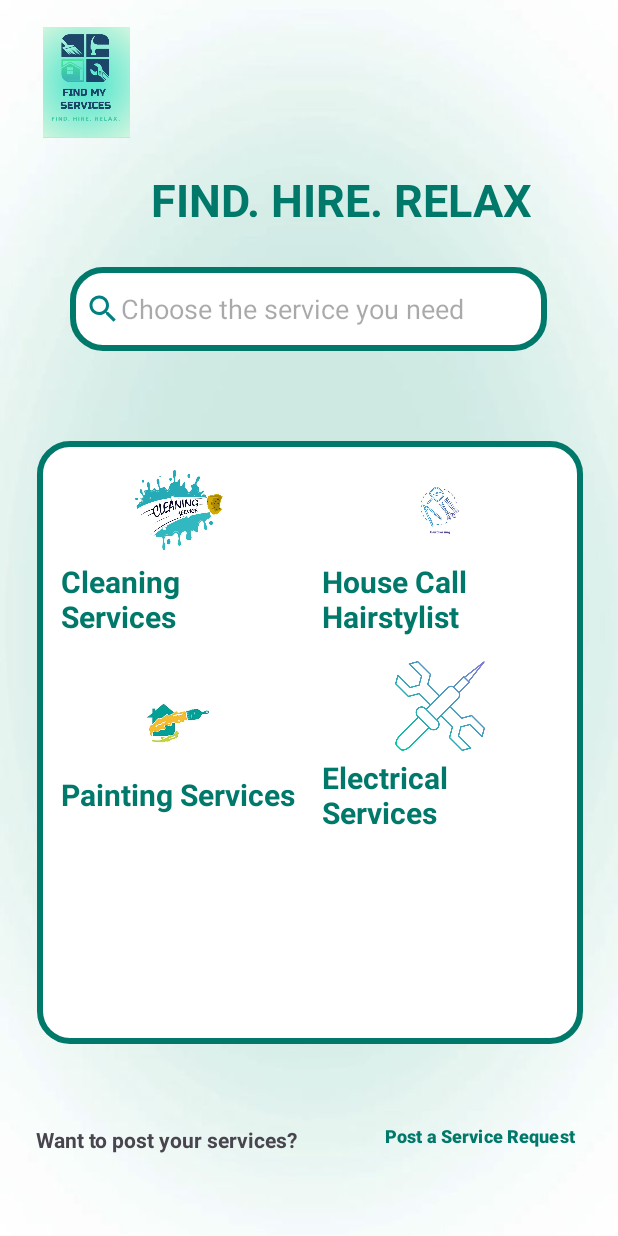
After one commit to JennJenn20/FindMyServicesApp, an Android app: the ServiceCatActivity screen opened directly, with no data from a screen before it, on a phone screen of 412 x 824 dp. The commit adds this screen. Run offline under Robolectric (Android 15) with nearby library versions, the phone set to English and light mode, and no system bars.

Commit message:
4th commit

```diff
--- a/app/build.gradle.kts
+++ b/app/build.gradle.kts
@@ -44,4 +44,5 @@ dependencies {
     testImplementation("junit:junit:4.13.2")
     androidTestImplementation("androidx.test.ext:junit:1.2.1")
     androidTestImplementation("androidx.test.espresso:espresso-core:3.6.1")
+
 }
--- a/app/src/main/AndroidManifest.xml
+++ b/app/src/main/AndroidManifest.xml
@@ -35,6 +35,9 @@
         <activity android:name="SignUpActivity"
             android:exported="true"/>
 
+        <activity android:name=".ServiceCatActivity"
+            android:exported="true"/>
+
 
     </application>
 
--- a/app/src/main/java/com/example/findmyservicep2/LoginActivity.kt
+++ b/app/src/main/java/com/example/findmyservicep2/LoginActivity.kt
@@ -20,5 +20,16 @@ class LoginActivity : AppCompatActivity() {
                 // Start the new activity
                 startActivity(intent)
             }
+
+            val buttonMoveToServiceCat: Button = findViewById(R.id.btnmovetoservicecat)
+
+// Set up an OnClickListener for the button
+//
+            buttonMoveToServiceCat.setOnClickListener {
+                // Create an Intent to start the new activity
+                val intent = Intent(this, ServiceCatActivity::class.java)
+                // Start the new activity
+                startActivity(intent)
+            }
         }
     }
--- /dev/null
+++ b/app/src/main/java/com/example/findmyservicep2/ServiceCatActivity.kt
@@ -0,0 +1,90 @@
+package com.example.findmyservicep2
+
+import android.os.Bundle
+import android.view.LayoutInflater
+import android.view.View
+import android.view.ViewGroup
+import android.widget.Button
+import android.widget.EditText
+import android.widget.ImageView
+import android.widget.TextView
+import androidx.appcompat.app.AppCompatActivity
+import androidx.recyclerview.widget.GridLayoutManager
+import androidx.recyclerview.widget.RecyclerView
+
+// Define ServiceCategory data class at the top of the file
+data class ServiceCategory(
+    val name: String,
+    val iconResId: Int
+)
+
+class ServiceCatActivity : AppCompatActivity() {
+
+    private lateinit var searchBar: EditText
+    private lateinit var categoryRecyclerView: RecyclerView
+    private lateinit var postRequestButton: Button
+
+    override fun onCreate(savedInstanceState: Bundle?) {
+        super.onCreate(savedInstanceState)
+        setContentView(R.layout.activity_servicecat)
+
+        // Initialize views
+        searchBar = findViewById(R.id.searchBar)
+        categoryRecyclerView = findViewById(R.id.categoryRecyclerView)
+        postRequestButton = findViewById(R.id.postRequestButton)
+
+        // Sample data for service categories
+        val categories = listOf(
+            ServiceCategory("Cleaning Services", R.drawable.cleaning_service_icon),
+            ServiceCategory("House Call Hairstylist", R.drawable.hair_service_icon),
+            ServiceCategory("Painting Services", R.drawable.painting_services),
+            ServiceCategory("Electrical Services", R.drawable.tools)
+            // Add more categories as needed
+        )
+
+        // Set up RecyclerView with a GridLayoutManager and the adapter
+        categoryRecyclerView.layoutManager = GridLayoutManager(this, 2) // Display 2 columns
+        categoryRecyclerView.adapter = ServiceCategoryAdapter(categories) { category ->
+            // Handle item click
+            // e.g., navigate to a detail screen or start a new activity with the selected category
+        }
+
+        // Set click listener for the Post Request button
+        postRequestButton.setOnClickListener {
+            // Logic to handle posting a service request
+        }
+    }
+}
+
+// Define ServiceCategoryAdapter class here
+class ServiceCategoryAdapter(
+    private val categories: List<ServiceCategory>,
+    private val onItemClick: (ServiceCategory) -> Unit
+) : RecyclerView.Adapter<ServiceCategoryAdapter.CategoryViewHolder>() {
+
+    // ViewHolder class to hold item views
+    inner class CategoryViewHolder(view: View) : RecyclerView.ViewHolder(view) {
+        private val icon: ImageView = view.findViewById(R.id.categoryIcon)
+        private val name: TextView = view.findViewById(R.id.categoryName)
+
+        fun bind(category: ServiceCategory) {
+            icon.setImageResource(category.iconResId) // Set icon image
+            name.text = category.name // Set category name
+            itemView.setOnClickListener { onItemClick(category) } // Handle item click
+        }
+    }
+
+    // Inflate the item layout and create the ViewHolder
+    override fun onCreateViewHolder(parent: ViewGroup, viewType: Int): CategoryViewHolder {
+        val view = LayoutInflater.from(parent.context).inflate(R.layout.item_service_category, parent, false)
+        return CategoryViewHolder(view)
+    }
+
+    // Bind data to the ViewHolder
+    override fun onBindViewHolder(holder: CategoryViewHolder, position: Int) {
+        holder.bind(categories[position]) // Bind the current category to the ViewHolder
+    }
+
+    // Return the total count of items
+    override fun getItemCount(): Int = categories.size
+}
--- a/app/src/main/java/com/example/findmyservicep2/SignUpActivity.kt
+++ b/app/src/main/java/com/example/findmyservicep2/SignUpActivity.kt
@@ -22,5 +22,17 @@ class SignUpActivity : AppCompatActivity() {
             // Start the new activity
             startActivity(intent)
         }
+
+        // Find the button by its ID
+        val buttonSignUpMoveToLogin: Button = findViewById(R.id.btnsignupmovetologin)
+
+// Set up an OnClickListener for the button
+//
+        buttonSignUpMoveToLogin.setOnClickListener {
+            // Create an Intent to start the new activity
+            val intent = Intent(this, LoginActivity::class.java)
+            // Start the new activity
+            startActivity(intent)
+        }
     }
 }
--- /dev/null
+++ b/app/src/main/res/drawable/ic_placeholder.xml
@@ -0,0 +1,6 @@
+<vector android:height="24dp" android:tint="#008080"
+    android:viewportHeight="24" android:viewportWidth="24"
+    android:width="24dp" xmlns:android="http://schemas.android.com/apk/res/android">
+    <path android:fillColor="@android:color/white" android:pathData="M18,16l-2,0l0,-1l-8,0l0,1l-2,0l0,-1l-4,0l0,5l20,0l0,-5l-4,0z"/>
+    <path android:fillColor="@android:color/white" android:pathData="M20,8h-3V6c0,-1.1 -0.9,-2 -2,-2H9C7.9,4 7,4.9 7,6v2H4c-1.1,0 -2,0.9 -2,2v4h4v-2h2v2h8v-2h2v2h4v-4C22,8.9 21.1,8 20,8zM15,8H9V6h6V8z"/>
+</vector>
--- /dev/null
+++ b/app/src/main/res/drawable/ic_search.xml
@@ -0,0 +1,5 @@
+<vector android:height="24dp" android:tint="#008080"
+    android:viewportHeight="24" android:viewportWidth="24"
+    android:width="24dp" xmlns:android="http://schemas.android.com/apk/res/android">
+    <path android:fillColor="@android:color/white" android:pathData="M15.5,14h-0.79l-0.28,-0.27C15.41,12.59 16,11.11 16,9.5 16,5.91 13.09,3 9.5,3S3,5.91 3,9.5 5.91,16 9.5,16c1.61,0 3.09,-0.59 4.23,-1.57l0.27,0.28v0.79l5,4.99L20.49,19l-4.99,-5zM9.5,14C7.01,14 5,11.99 5,9.5S7.01,5 9.5,5 14,7.01 14,9.5 11.99,14 9.5,14z"/>
+</vector>
--- /dev/null
+++ b/app/src/main/res/drawable/rounded_search_background.xml
@@ -0,0 +1,7 @@
+<?xml version="1.0" encoding="utf-8"?>
+<shape xmlns:android="http://schemas.android.com/apk/res/android">
+<solid android:color="@android:color/white"/> <!-- White background -->
+<corners android:radius="20dp"/> <!-- Adjust radius for roundness -->
+    <stroke android:width="4dp" android:color="@color/teal_blue"/>
+<padding android:left="10dp" android:right="10dp" android:top="5dp" android:bottom="5dp"/> <!-- Optional padding -->
+</shape>
--- a/app/src/main/res/layout/activity_login.xml
+++ b/app/src/main/res/layout/activity_login.xml
@@ -89,7 +89,7 @@
             app:layout_constraintBottom_toTopOf="@+id/emailTextView" />
 
         <Button
-            android:id="@+id/button4"
+            android:id="@+id/btnmovetoservicecat"
             android:layout_width="261dp"
             android:layout_height="60dp"
             android:layout_gravity="center"
--- a/app/src/main/res/layout/activity_main.xml
+++ b/app/src/main/res/layout/activity_main.xml
@@ -44,8 +44,8 @@
         <!-- Logo/Image View -->
         <ImageView
             android:id="@+id/imageView"
-            android:layout_width="213dp"
-            android:layout_height="245dp"
+            android:layout_width="228dp"
+            android:layout_height="259dp"
             app:layout_constraintBottom_toBottomOf="parent"
             app:layout_constraintEnd_toEndOf="parent"
             app:layout_constraintHorizontal_bias="0.567"
--- /dev/null
+++ b/app/src/main/res/layout/activity_servicecat.xml
@@ -0,0 +1,97 @@
+<?xml version="1.0" encoding="utf-8"?>
+<androidx.constraintlayout.widget.ConstraintLayout xmlns:android="http://schemas.android.com/apk/res/android"
+    xmlns:app="http://schemas.android.com/apk/res-auto"
+    xmlns:tools="http://schemas.android.com/tools"
+    android:layout_width="match_parent"
+    android:background="@drawable/back_ground_pic"
+    android:layout_height="match_parent">
+
+    <ImageView
+        android:id="@+id/imageView3"
+        android:layout_width="83dp"
+        android:layout_height="74dp"
+        app:layout_constraintBottom_toBottomOf="parent"
+        app:layout_constraintEnd_toEndOf="parent"
+        app:layout_constraintHorizontal_bias="0.048"
+        app:layout_constraintStart_toStartOf="parent"
+        app:layout_constraintTop_toTopOf="parent"
+        app:layout_constraintVertical_bias="0.024"
+        app:srcCompat="@drawable/find_my_service_icon" />
+
+    <TextView
+        android:id="@+id/textView3"
+        android:layout_width="wrap_content"
+        android:layout_height="wrap_content"
+        android:text="FIND. HIRE. RELAX"
+        android:textColor="@color/teal_blue"
+        android:textSize="30dp"
+        android:textStyle="bold"
+        app:layout_constraintBottom_toBottomOf="parent"
+        app:layout_constraintEnd_toEndOf="parent"
+        app:layout_constraintHorizontal_bias="0.638"
+        app:layout_constraintStart_toStartOf="parent"
+        app:layout_constraintTop_toTopOf="parent"
+        app:layout_constraintVertical_bias="0.144" />
+
+
+    <EditText
+        android:id="@+id/searchBar"
+        android:layout_width="318dp"
+        android:layout_height="56dp"
+        android:background="@drawable/rounded_search_background"
+        android:drawableStart="@drawable/ic_search"
+        android:hint="Choose the service you need"
+        app:layout_constraintBottom_toBottomOf="parent"
+        app:layout_constraintEnd_toEndOf="parent"
+        app:layout_constraintHorizontal_bias="0.494"
+        app:layout_constraintStart_toStartOf="parent"
+        app:layout_constraintTop_toTopOf="parent"
+        app:layout_constraintVertical_bias="0.232" />
+
+    <androidx.recyclerview.widget.RecyclerView
+        android:id="@+id/categoryRecyclerView"
+        android:layout_width="364dp"
+        android:layout_height="402dp"
+        android:layout_weight="1"
+        android:background="@drawable/rounded_search_background"
+        android:padding="8dp"
+        app:layout_constraintBottom_toBottomOf="parent"
+        app:layout_constraintEnd_toEndOf="parent"
+        app:layout_constraintHorizontal_bias="0.51"
+        app:layout_constraintStart_toStartOf="parent"
+        app:layout_constraintTop_toTopOf="parent"
+        app:layout_constraintVertical_bias="0.696"
+        tools:listitem="@layout/item_service_category" />
+
+    <Button
+        android:id="@+id/postRequestButton"
+        android:layout_width="185dp"
+        android:layout_height="62dp"
+        android:background="@android:color/transparent"
+        android:backgroundTint="@color/teal_blue"
+        android:text="Post a Service Request"
+        android:textAlignment="center"
+        android:textColor="@color/teal_blue"
+        android:textSize="12sp"
+        android:textStyle="bold"
+        app:layout_constraintBottom_toBottomOf="parent"
+        app:layout_constraintEnd_toEndOf="parent"
+        app:layout_constraintHorizontal_bias="1.0"
+        app:layout_constraintStart_toStartOf="parent"
+        app:layout_constraintTop_toTopOf="parent"
+        app:layout_constraintVertical_bias="0.953" />
+
+    <TextView
+        android:id="@+id/textView4"
+        android:layout_width="wrap_content"
+        android:layout_height="wrap_content"
+        android:text="Want to post your services?"
+        android:textStyle="bold"
+        app:layout_constraintBottom_toBottomOf="parent"
+        app:layout_constraintEnd_toEndOf="parent"
+        app:layout_constraintHorizontal_bias="0.102"
+        app:layout_constraintStart_toStartOf="parent"
+        app:layout_constraintTop_toTopOf="parent"
+        app:layout_constraintVertical_bias="0.932" />
+
+</androidx.constraintlayout.widget.ConstraintLayout>
--- a/app/src/main/res/layout/activity_splash.xml
+++ b/app/src/main/res/layout/activity_splash.xml
@@ -6,9 +6,9 @@ android:gravity="center"
 android:background="@drawable/back_ground_pic"
 android:orientation="vertical">
 
-<ImageView
-    android:layout_width="158dp"
-    android:layout_height="170dp"
-    android:src="@drawable/find_my_service_icon"
-    android:contentDescription="@string/splash_image_desc"/>
+    <ImageView
+        android:layout_width="242dp"
+        android:layout_height="227dp"
+        android:contentDescription="@string/splash_image_desc"
+        android:src="@drawable/find_my_service_icon" />
 </LinearLayout>
--- /dev/null
+++ b/app/src/main/res/layout/item_service_category.xml
@@ -0,0 +1,27 @@
+<?xml version="1.0" encoding="utf-8"?>
+<LinearLayout xmlns:android="http://schemas.android.com/apk/res/android"
+    android:layout_width="wrap_content"
+    android:layout_height="wrap_content"
+    android:orientation="vertical"
+    android:gravity="center"
+    android:padding="8dp">
+
+    <!-- Category Icon -->
+    <ImageView
+        android:id="@+id/categoryIcon"
+        android:layout_width="60dp"
+        android:layout_height="60dp"
+        android:src="@drawable/ic_placeholder" /> <!-- Replace with an actual drawable -->
+
+    <!-- Category Name -->
+    <TextView
+        android:id="@+id/categoryName"
+        android:layout_width="wrap_content"
+        android:layout_height="wrap_content"
+        android:layout_marginTop="4dp"
+        android:text="Service Name"
+        android:textSize="20sp"
+        android:textStyle="bold"
+        android:textColor="@color/teal_blue" />
+
+</LinearLayout>
--- a/app/src/main/res/layout/signup_activity.xml
+++ b/app/src/main/res/layout/signup_activity.xml
@@ -110,7 +110,7 @@
             app:layout_constraintBottom_toTopOf="@+id/emailTextView"/>
 
         <Button
-            android:id="@+id/button4"
+            android:id="@+id/btnsignupmovetologin"
             android:layout_width="261dp"
             android:layout_height="60dp"
             android:layout_marginTop="20dp"
```
Also changed, not shown: app/src/main/res/drawable/cleaning_service_icon.jpg (added), app/src/main/res/drawable/hair_service_icon.jpg (added), app/src/main/res/drawable/painting_services.jpg (added), app/src/main/res/drawable/tools.png (added).
